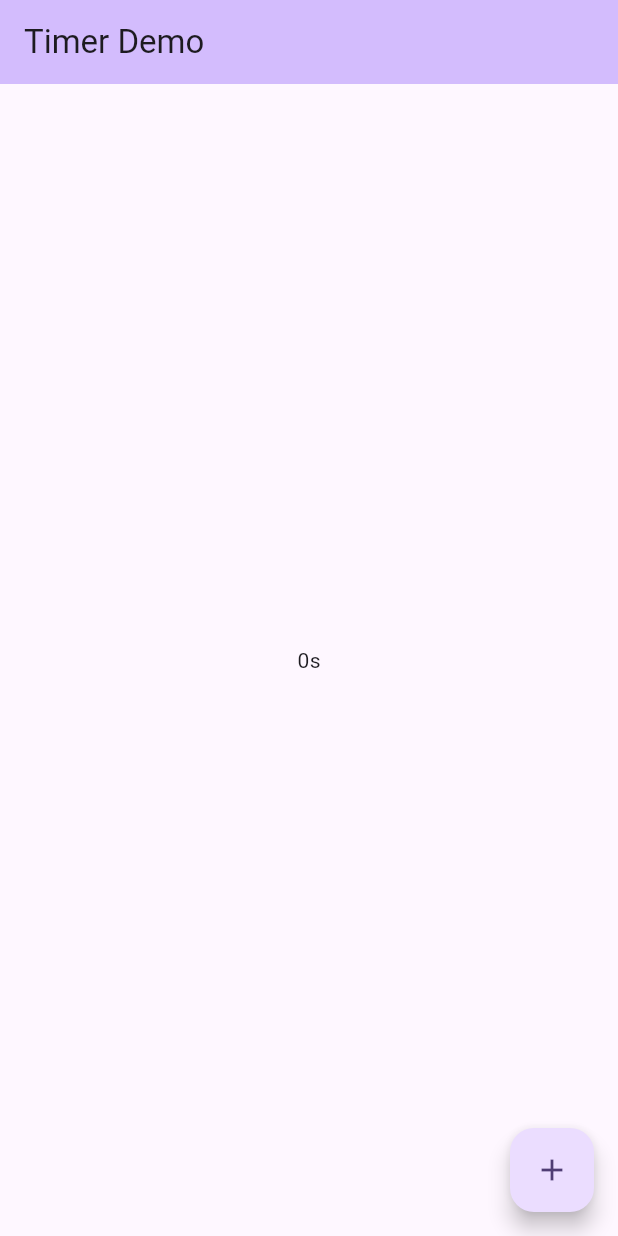
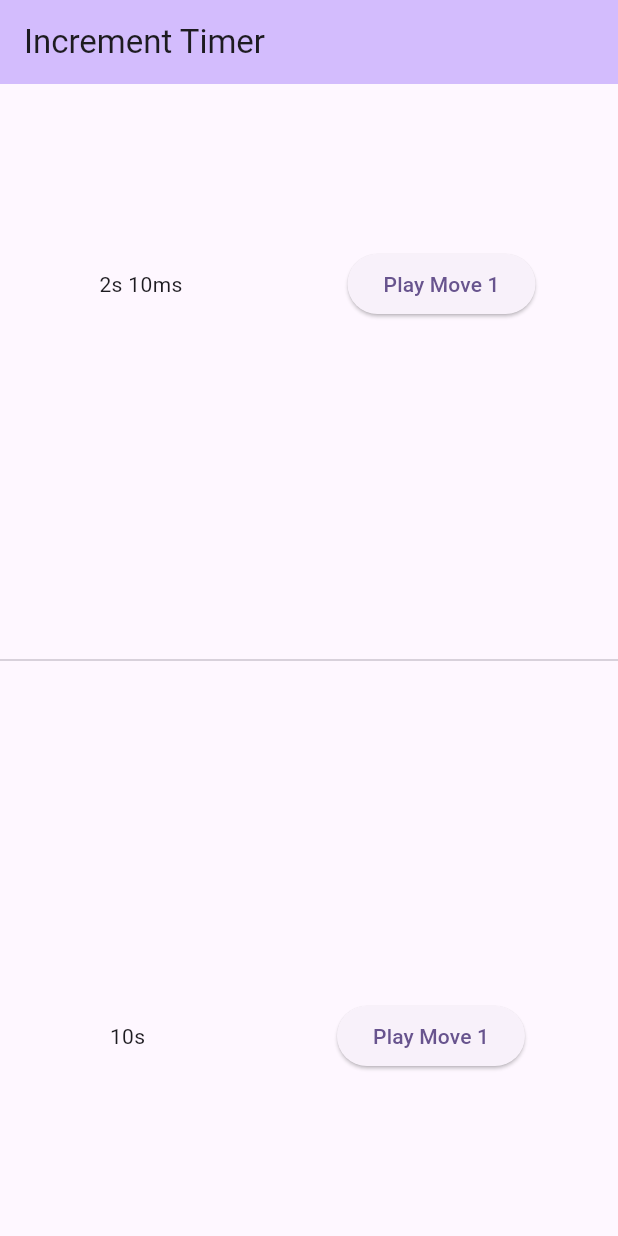
Before and after one commit to avnotaklu/barebones_timer, a Flutter app: the screen it shows after launch, on a phone screen of 412 x 824 dp. Run offline on Flutter 3.47's test engine with Material 3 defaults, Android fonts, the phone set to English and light mode, and no system bars.

Commit message:
Timer States, Seperate UI completely from Controller

```diff
--- a/example/lib/main.dart
+++ b/example/lib/main.dart
@@ -1,5 +1,6 @@
 import 'package:barebones_timer/timer_controller.dart';
 import 'package:barebones_timer/timer_display.dart';
+import 'package:barebones_timer/timer_state.dart';
 import 'package:example/foundation/extensions/duration.dart';
 import 'package:flutter/material.dart';
 
@@ -19,7 +20,7 @@ class MyApp extends StatelessWidget {
         colorScheme: ColorScheme.fromSeed(seedColor: Colors.deepPurple),
         useMaterial3: true,
       ),
-      home: const MyHomePage(title: 'Timer Demo'),
+      home: const MyHomePage(title: 'Increment Timer'),
     );
   }
 }
@@ -34,7 +35,42 @@ class MyHomePage extends StatefulWidget {
 }
 
 class _MyHomePageState extends State<MyHomePage> {
-  final controller = TimerController(duration: const Duration(seconds: 5));
+  final cs = [
+    TimerController(
+      duration: const Duration(seconds: 10),
+      autoStart: true,
+      updateInterval: const Duration(milliseconds: 100),
+    ),
+    TimerController(
+      duration: const Duration(seconds: 10),
+      autoStart: false,
+      updateInterval: const Duration(milliseconds: 100),
+    )
+  ];
+
+  void playMove(int p) {
+    // In actual scenario you would likely have the finished state based on some custom logic
+    // not by taking what's inside the controller
+
+    if (cs[p].state == TimerState.finished) {
+      // Player can't play a move if his time has ended
+      return;
+    }
+
+    if (cs[p].state == TimerState.paused) {
+      // Player can't play a move if it's not his turn
+      return;
+    }
+
+    cs[p].pause();
+
+    // In actual scenario you would likely have calculated the duration based on some custom logic
+    // not by taking what's inside the controller
+
+    var newDur = cs[p].duration + const Duration(seconds: 3);
+    cs[p].updateDuration(newDur);
+    cs[1 - p].start();
+  }
 
   @override
   Widget build(BuildContext context) {
@@ -45,24 +81,46 @@ class _MyHomePageState extends State<MyHomePage> {
       ),
       body: Center(
         child: Container(
-          child: TimerDisplay(
-            interval: Duration(milliseconds: 10),
+            child: Column(
+                mainAxisAlignment: MainAxisAlignment.spaceAround,
+                children: [
+              Row(
+                mainAxisAlignment: MainAxisAlignment.spaceAround,
+                children: [
+                  TimerDisplay(
                     builder: (controller) {
                       return Text(controller.duration.durationRepr());
                     },
-            controller: controller,
+                    controller: cs[0],
                   ),
+                  ElevatedButton(
+                    onPressed: () {
+                      playMove(0);
+                    },
+                    child: const Text('Play Move 1'),
                   ),
+                ],
               ),
-
-      floatingActionButton: FloatingActionButton(
+              Divider(),
+              Row(
+                mainAxisAlignment: MainAxisAlignment.spaceAround,
+                children: [
+                  TimerDisplay(
+                    builder: (controller) {
+                      return Text(controller.duration.durationRepr());
+                    },
+                    controller: cs[1],
+                  ),
+                  ElevatedButton(
                     onPressed: () {
-          controller.updateDuration(
-              controller.duration + const Duration(milliseconds: 100));
+                      playMove(1);
                     },
-        tooltip: 'Add 100 milliseconds',
-        child: const Icon(Icons.add),
-      ), // This trailing comma makes auto-formatting nicer for build methods.
+                    child: const Text('Play Move 1'),
+                  ),
+                ],
+              )
+            ])),
+      ),
     );
   }
 }
--- a/lib/timer_controller.dart
+++ b/lib/timer_controller.dart
@@ -1,62 +1,80 @@
 import 'dart:async';
 
 import 'package:barebones_timer/error.dart';
+import 'package:barebones_timer/timer_state.dart';
 import 'package:flutter/foundation.dart';
 
 class TimerController extends ChangeNotifier {
-  void init(Duration interval) {
-    if (initialized) return;
-    updateInterval = interval;
-    initialized = true;
-
-    _setupTimer();
-  }
-
   void _setupTimer() {
-    assert(initialized, Errors.timerNotInitialized.message);
-
-    _timer = Timer.periodic(updateInterval, (_) {
-      updateDuration(_duration - updateInterval);
+    _timer = Timer.periodic(_updateInterval, (_) {
+      updateDuration(_duration - _updateInterval);
     });
   }
 
   Duration _duration;
   Duration get duration => Duration(milliseconds: _duration.inMilliseconds);
 
-  bool initialized = false;
+  TimerState _state;
+  TimerState get state => _state;
+  final StreamController<TimerState> _stateController;
+  late final Stream<TimerState> stateStream;
+
   late Timer _timer;
 
-  late final Duration updateInterval;
+  final Duration _updateInterval;
 
   TimerController({
     required Duration duration,
-  }) : _duration = duration;
+    required bool autoStart,
+    required Duration updateInterval,
+  })  : _duration = duration,
+        _updateInterval = updateInterval,
+        _stateController = StreamController<TimerState>.broadcast(),
+        _state = autoStart ? TimerState.running : TimerState.paused {
+    stateStream = _stateController.stream;
+    if (state == TimerState.running) _setupTimer();
+  }
 
   // Callbacks
 
   // Methods
   void pause() {
-    assert(initialized, Errors.timerNotInitialized.message);
+    if (state == TimerState.paused) return;
+    _updateState(TimerState.paused);
+
     _timer.cancel();
   }
 
   void start() {
-    assert(initialized, Errors.timerNotInitialized.message);
+    if (state == TimerState.running) return;
+    _updateState(TimerState.running);
+
     _setupTimer();
   }
 
   void updateDuration(Duration newDuration) {
-    assert(initialized, Errors.timerNotInitialized.message);
     _duration = newDuration;
 
     if (duration.inMilliseconds <= 0) {
       _duration = Duration.zero;
-      pause();
-    } else if (!_timer.isActive) {
-      _setupTimer();
+      _finish();
     }
 
     notifyListeners();
+  }
+
+  // privateMethods
+
+  void _finish() {
+    if (state == TimerState.finished) return;
+    _updateState(TimerState.finished);
+
+    _timer.cancel();
+  }
+
+  void _updateState(TimerState state) {
+    _state = state;
+    _stateController.add(state);
   }
 
   // Dispose
--- a/lib/timer_display.dart
+++ b/lib/timer_display.dart
@@ -2,43 +2,24 @@ import 'package:barebones_timer/timer_controller.dart';
 import 'package:flutter/foundation.dart';
 import 'package:flutter/widgets.dart';
 
-class TimerDisplay extends StatefulWidget {
+class TimerDisplay extends StatelessWidget {
   final TimerController controller;
-  final Duration interval;
   final Widget Function(TimerController) builder;
 
   const TimerDisplay({
-    required this.interval,
     required this.builder,
     required this.controller,
     super.key,
   });
 
   @override
-  State<TimerDisplay> createState() => _TimerDisplayState();
-}
-
-class _TimerDisplayState extends State<TimerDisplay> {
-  @override
-  void initState() {
-    widget.controller.init(widget.interval);
-    super.initState();
-  }
-
-  @override
-  void dispose() {
-    widget.controller.dispose();
-    super.dispose();
-  }
-
-  @override
   Widget build(BuildContext context) {
     return ListenableBuilder(
-      listenable: widget.controller,
+      listenable: controller,
       builder: (context, child) {
         return Container(
-          child: widget.builder(
-            widget.controller,
+          child: builder(
+            controller,
           ),
         );
       },
--- /dev/null
+++ b/lib/timer_state.dart
@@ -0,0 +1,11 @@
+/// Enum to represent the state of the timer.
+enum TimerState {
+  /// The timer is currently running.
+  running,
+
+  /// The timer is currently paused.
+  paused,
+
+  /// The timer has finished, still can be reset and will start running
+  finished,
+}
--- a/pubspec.yaml
+++ b/pubspec.yaml
@@ -1,6 +1,6 @@
 name: barebones_timer
 description: "A new Flutter package project."
-version: 0.0.1
+version: 0.0.2
 homepage:
 
 environment:
```
Also changed, not shown: example/lib/foundation/extensions/duration.dart (+4 -3 lines), lib/foundation/extensions/duration.dart (deleted, +0 -15 lines), 1 other file. Lines whose indentation alone changed are shown as unchanged.
